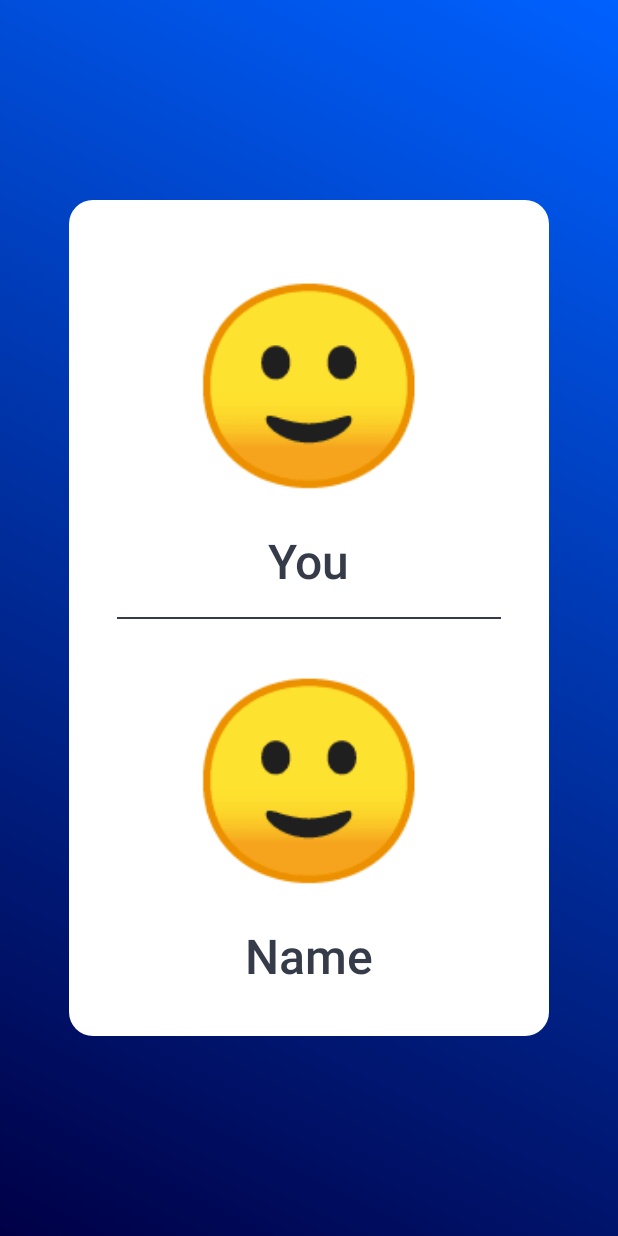
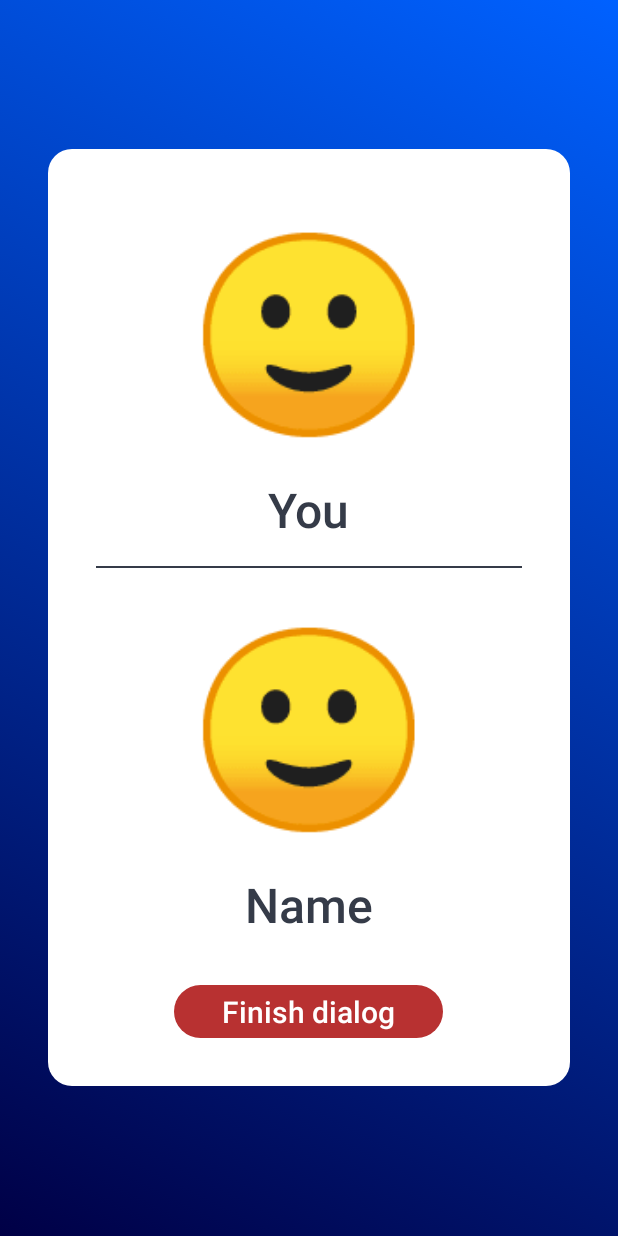
Before and after one commit to i59korotkov/tetatet, an Android app: the CallActivity screen opened directly, with no data from a screen before it, on a phone screen of 412 x 824 dp. Run offline under Robolectric (Android 15) with nearby library versions, the phone set to English and light mode, and no system bars; our stand-ins replace Firebase (no records; nobody signed in at launch, a user with empty details on screens opened directly).

Commit message:
Some bug fixes

```diff
--- a/app/src/main/java/dev/korotkov/tetatet/CallActivity.java
+++ b/app/src/main/java/dev/korotkov/tetatet/CallActivity.java
@@ -41,6 +41,8 @@ public class CallActivity extends AppCompatActivity {
     String otherUserId;
     UserData otherUserData;
     String callId;
+
+    TextView finishBtn;
 
     // Call data
     boolean isPeerConnected = false;
@@ -90,6 +92,8 @@ public class CallActivity extends AppCompatActivity {
         callId = getIntent().getStringExtra("call_id");
 
         webView = (WebView) findViewById(R.id.call_webview);
+
+        finishBtn = (TextView) findViewById(R.id.finish_btn);
 
         // Current user
         currentUserEmoji = (TextView) findViewById(R.id.call_current_user_emoji);
@@ -144,6 +148,13 @@ public class CallActivity extends AppCompatActivity {
                     currentUserEmoji.setText(emojiSmileClosed);
                     currentUserText.setText("You");
                 }
+            }
+        });
+
+        finishBtn.setOnClickListener(new View.OnClickListener() {
+            @Override
+            public void onClick(View v) {
+                finish();
             }
         });
 
--- a/app/src/main/res/layout/activity_call.xml
+++ b/app/src/main/res/layout/activity_call.xml
@@ -16,8 +16,9 @@
         android:id="@+id/call_webview" />
 
     <RelativeLayout
-        android:layout_width="wrap_content"
+        android:layout_width="match_parent"
         android:layout_height="wrap_content"
+        android:layout_marginHorizontal="16dp"
         android:padding="32dp"
         android:layout_centerInParent="true"
         android:background="@drawable/rounded_all_white_smaller_radius_background"
@@ -45,7 +46,7 @@
             android:id="@+id/call_current_user_text"/>
 
         <View
-            android:layout_width="256dp"
+            android:layout_width="match_parent"
             android:layout_height="1dp"
             android:layout_below="@id/call_current_user_text"
             android:layout_marginVertical="16dp"
@@ -74,32 +75,22 @@
             android:text="Name"
             android:id="@+id/call_another_user_text"/>
 
-    </RelativeLayout>
-
-    <RelativeLayout
-        android:visibility="gone"
-        android:layout_width="match_parent"
-        android:layout_height="wrap_content"
-        android:orientation="horizontal"
-        android:layout_alignParentBottom="true"
-        android:background="@drawable/rounded_all_white_background"
-        android:elevation="64dp">
-
-        <Chronometer
-            android:layout_width="wrap_content"
-            android:layout_height="wrap_content"
-            android:layout_alignParentLeft="true"
-            android:layout_centerVertical="true"
-            android:textSize="32dp" />
-
         <TextView
             android:layout_width="wrap_content"
             android:layout_height="wrap_content"
-            android:layout_alignParentRight="true"
-            android:layout_centerVertical="true"
-            android:textSize="64dp"
-            android:textColor="#ff000000"
-            android:text="👋" />
+            android:layout_below="@id/call_another_user_text"
+            android:layout_centerHorizontal="true"
+            android:layout_marginTop="32dp"
+            android:paddingVertical="4dp"
+            android:paddingHorizontal="32dp"
+            android:background="@drawable/rounded_all_white_background"
+            android:backgroundTint="@color/red"
+            android:fontFamily="sans-serif-medium"
+            android:textSize="20dp"
+            android:textColor="@color/white"
+            android:textAlignment="center"
+            android:text="Finish dialog"
+            android:id="@+id/finish_btn"/>
 
     </RelativeLayout>
 
```
Also changed, not shown: app/src/main/java/dev/korotkov/tetatet/LoginActivity.java (+3 -4 lines), app/src/main/java/dev/korotkov/tetatet/SearchActivity.java (+40 -10 lines).
